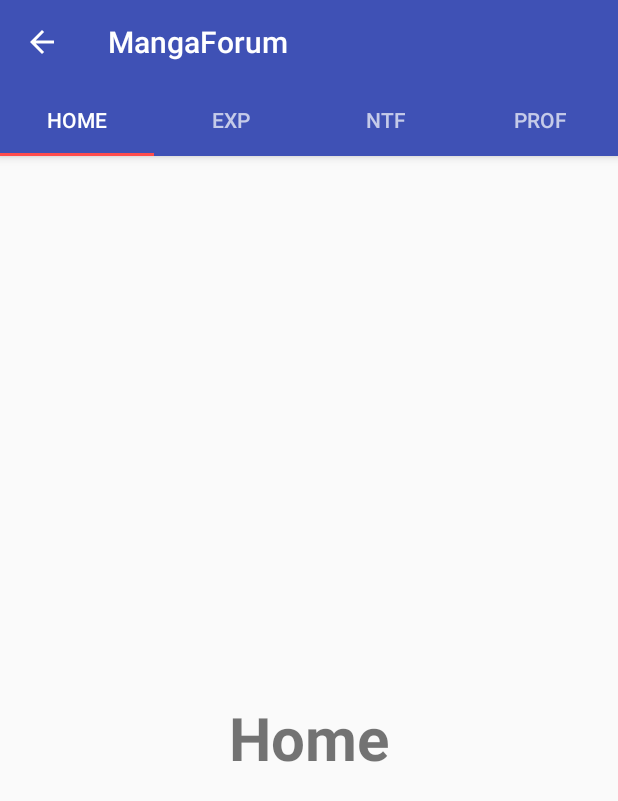
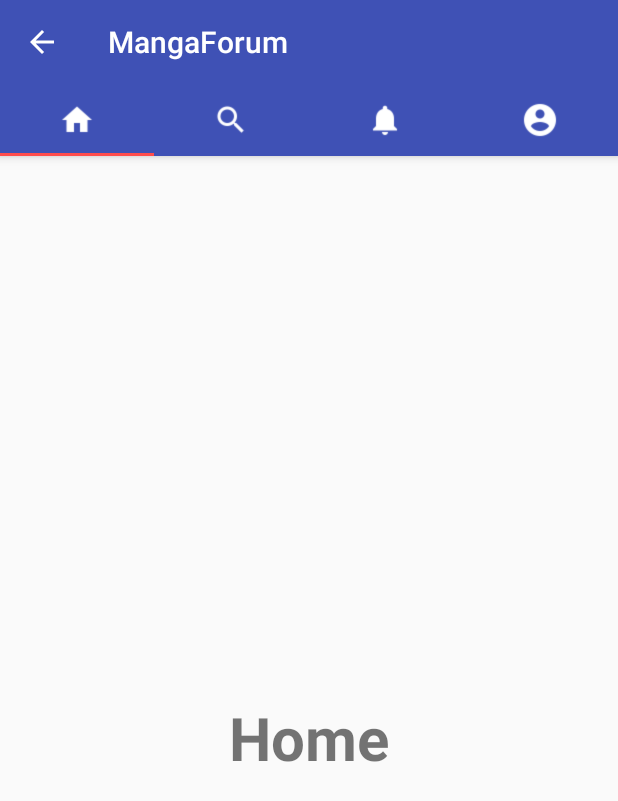
Before and after one commit to willardshikami/MangaForum, an Android app: the screen it shows after launch once a user with an empty profile is signed in (MainActivity), on a phone screen of 412 x 824 dp. Shown: the top 801 px of the screen. Run offline under Robolectric (Android 15) with nearby library versions, the phone set to English and light mode, and no system bars; our stand-ins replace Firebase (no records; nobody signed in at launch, a user with empty details on screens opened directly).

Commit message:
Added tabs to tabslayout

```diff
--- a/app/src/main/java/com/example/willardpc/mangaforum/MainActivity.java
+++ b/app/src/main/java/com/example/willardpc/mangaforum/MainActivity.java
@@ -1,7 +1,7 @@
 package com.example.willardpc.mangaforum;
 
 import android.os.Bundle;
-import android.support.design.widget.TabLayout ;
+import android.support.design.widget.TabLayout;
 import android.support.v4.app.Fragment;
 import android.support.v4.app.FragmentManager;
 import android.support.v4.app.FragmentPagerAdapter;
@@ -18,6 +18,13 @@ public class MainActivity extends AppCompatActivity {
     private TabLayout tabLayout;
     private ViewPager viewPager;
 
+    private int[] tabIcons = {
+            R.drawable.ic_home_white,
+            R.drawable.ic_search_white,
+            R.drawable.ic_notifications_white,
+            R.drawable.ic_account_circle_white,
+    };
+
     @Override
     protected void onCreate(Bundle savedInstanceState) {
         super.onCreate(savedInstanceState);
@@ -33,6 +40,15 @@ public class MainActivity extends AppCompatActivity {
 
         tabLayout = (TabLayout) findViewById(R.id.tabs);
         tabLayout.setupWithViewPager(viewPager);
+        setupTabIcons();
+    }
+
+
+    private void setupTabIcons(){
+        tabLayout.getTabAt(0).setIcon(tabIcons[0]);
+        tabLayout.getTabAt(1).setIcon(tabIcons[1]);
+        tabLayout.getTabAt(2).setIcon(tabIcons[2]);
+        tabLayout.getTabAt(3).setIcon(tabIcons[3]);
     }
 
     private void setupViewPager(ViewPager viewPager) {
@@ -66,10 +82,5 @@ public class MainActivity extends AppCompatActivity {
             mFragmentList.add(fragment);
             mFragmentTitleList.add(title);
         }
-
-        @Override
-        public CharSequence getPageTitle(int position) {
-            return mFragmentTitleList.get(position);
-        }
     }
 }
```
Also changed, not shown: app/src/main/res/drawable/ic_account_circle_white.png (added), app/src/main/res/drawable/ic_explore_white.png (added), app/src/main/res/drawable/ic_home_white.png (added), app/src/main/res/drawable/ic_notifications_white.png (added), app/src/main/res/drawable/ic_search_white.png (added).
